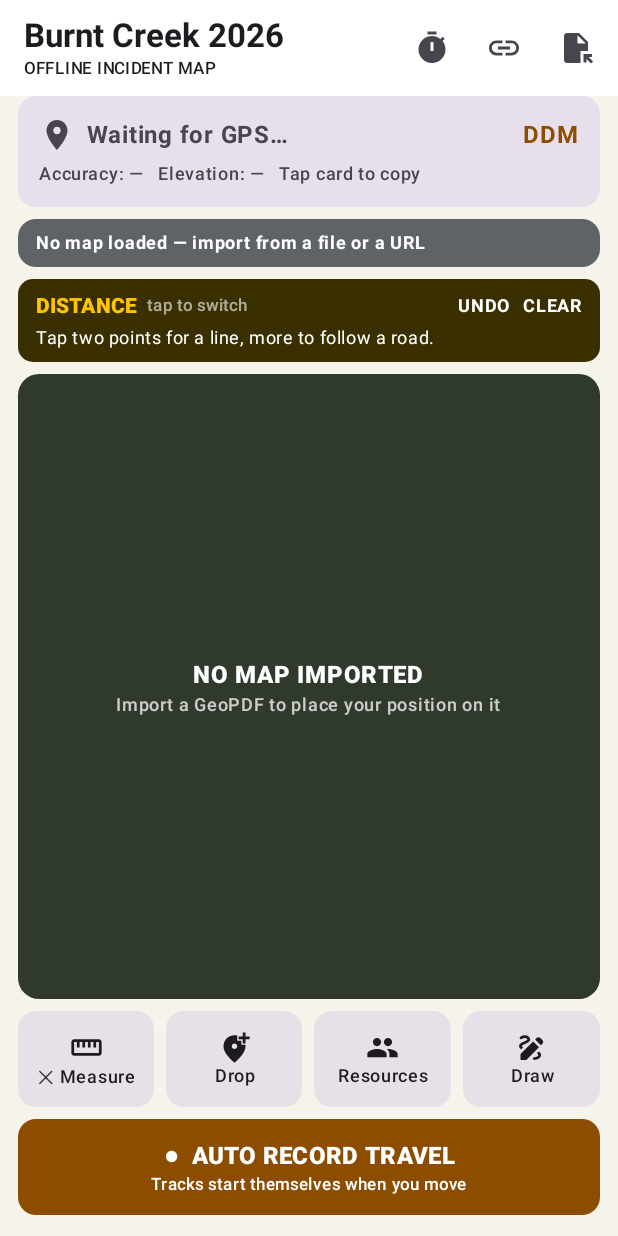
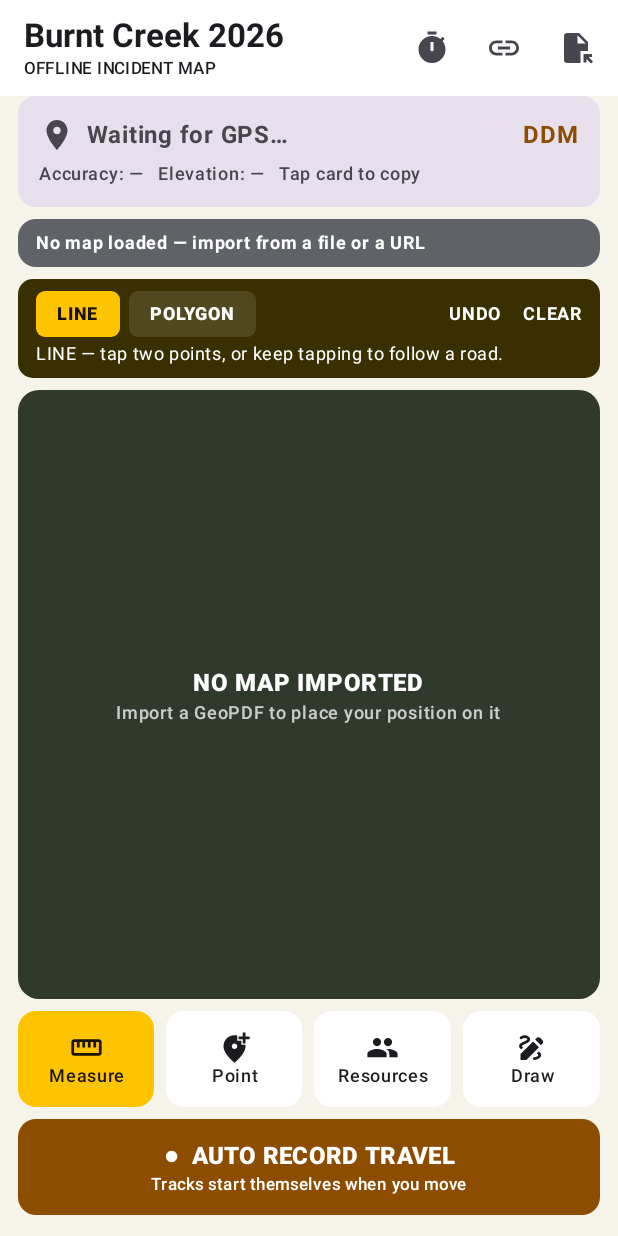
Before and after one commit to RHECYEE/FIRE-MAPS, an Android app built with Jetpack Compose: the screen it shows after launch (MainActivity), after a tap on "Measure", on a phone screen of 412 x 824 dp. Run offline under Robolectric (Android 15) with nearby library versions, the phone set to English and light mode, and no system bars; our stand-ins replace Room's generated code.

Commit message:
Make the mode you are in visible
LINE and POLYGON are now two chips, either of which can be tapped directly.
The old control was the mode's own label, which had to be tapped to reveal
that it had ever been a control at all -- there was no way to discover it and
no way to see what the alternative was.

The point tool gets its own palette: hazard, snag, water, gate, camp, injury,
photo, rock and a plain point. Pick the icon, tap the map, add the note. It
was previously forcing a generic symbol with no choice offered, which is not
what a point tool is for. Point symbols are kept separate from crews and
equipment, since a hazard is a mark on the ground and an engine is a resource
with an identifier.

Renamed Drop to Point, and an armed tool is now coloured, so which mode a tap
will land in is visible without reading labels.

Co-Authored-By: Claude Opus 5 <noreply@anthropic.com>
Claude-Session: https://claude.ai/code/session_015LHpYUFADiEq1EDVaCqt1E

```diff
--- a/app/src/main/java/com/rhecyee/firelinemap/ui/FirelineApp.kt
+++ b/app/src/main/java/com/rhecyee/firelinemap/ui/FirelineApp.kt
@@ -64,6 +64,7 @@ import com.rhecyee.firelinemap.FirelineApplication
 import com.rhecyee.firelinemap.data.IncidentEntity
 import com.rhecyee.firelinemap.data.MarkerEntity
 import com.rhecyee.firelinemap.resources.ResourceRepository
+import com.rhecyee.firelinemap.resources.ResourceCategory
 import com.rhecyee.firelinemap.resources.ResourceSymbol
 import com.rhecyee.firelinemap.geopdf.DropPoint
 import com.rhecyee.firelinemap.geopdf.DropPointDetector
@@ -494,11 +495,16 @@ fun FirelineApp() {
             }
 
             if (dropping) {
-                SimulatedBanner("DROP MODE — tap the map to place a marker")
+                ResourcePalette(
+                    symbols = ResourceSymbol.POINTS,
+                    selected = selectedSymbol,
+                    onSelect = { selectedSymbol = it }
+                )
             }
 
             if (placingResources) {
                 ResourcePalette(
+                    symbols = ResourceSymbol.RESOURCES,
                     selected = selectedSymbol,
                     onSelect = { selectedSymbol = it }
                 )
@@ -513,13 +519,9 @@ fun FirelineApp() {
                     elevationPending = elevationPending,
                     onCycleDistanceUnit = { distanceUnit = distanceUnit.next() },
                     onCycleAreaUnit = { areaUnit = areaUnit.next() },
-                    onToggleMode = {
-                        measureMode = if (measureMode == MeasureMode.AREA) {
-                            MeasureMode.DISTANCE
-                        } else {
-                            MeasureMode.AREA
-                        }
-                        measureSession.mode = measureMode
+                    onSelectMode = { chosen ->
+                        measureMode = chosen
+                        measureSession.mode = chosen
                         measurePoints = measureSession.currentPoints
                     },
                     onUndo = {
@@ -555,7 +557,7 @@ fun FirelineApp() {
                 },
                 onMapTap = { lat, lon ->
                     if (dropping) {
-                        selectedSymbol = ResourceSymbol.OTHER
+                        if (selectedSymbol == null) selectedSymbol = ResourceSymbol.OTHER
                         pendingPlacement = lat to lon
                     } else if (placingResources && selectedSymbol != null) {
                         pendingPlacement = lat to lon
@@ -587,9 +589,10 @@ fun FirelineApp() {
                 horizontalArrangement = Arrangement.spacedBy(8.dp)
             ) {
                 ToolButton(
-                    if (measuring) "✕ Measure" else "Measure",
+                    "Measure",
                     Icons.Default.Straighten,
-                    Modifier.weight(1f)
+                    Modifier.weight(1f),
+                    active = measuring
                 ) {
                     measuring = !measuring
                     if (measuring) { placingResources = false; dropping = false }
@@ -599,23 +602,31 @@ fun FirelineApp() {
                     }
                 }
                 ToolButton(
-                    if (dropping) "✕ Drop" else "Drop",
+                    "Point",
                     Icons.Default.AddLocationAlt,
-                    Modifier.weight(1f)
+                    Modifier.weight(1f),
+                    active = dropping
                 ) {
                     dropping = !dropping
                     if (dropping) {
                         measuring = false
                         placingResources = false
+                        if (selectedSymbol?.category != ResourceCategory.POINT) {
+                            selectedSymbol = ResourceSymbol.OTHER
+                        }
                     }
                 }
                 ToolButton(
-                    if (placingResources) "✕ Resources" else "Resources",
+                    "Resources",
                     Icons.Default.People,
-                    Modifier.weight(1f)
+                    Modifier.weight(1f),
+                    active = placingResources
                 ) {
                     placingResources = !placingResources
                     if (placingResources) {
+                        if (selectedSymbol?.category == ResourceCategory.POINT) {
+                            selectedSymbol = null
+                        }
                         measuring = false
                         dropping = false
                     } else {
@@ -764,11 +775,18 @@ private fun ToolButton(
     label: String,
     icon: androidx.compose.ui.graphics.vector.ImageVector,
     modifier: Modifier,
+    active: Boolean = false,
     onClick: (() -> Unit)? = null
 ) {
+    // An armed tool is coloured, so which mode a tap will land in is visible
+    // without reading the label.
     Card(
         modifier = if (onClick != null) modifier.height(64.dp).clickable { onClick() }
-        else modifier.height(64.dp)
+        else modifier.height(64.dp),
+        colors = CardDefaults.cardColors(
+            containerColor = if (active) Color(0xFFFFC400) else MaterialTheme.colorScheme.surface,
+            contentColor = if (active) Color(0xFF1A1400) else MaterialTheme.colorScheme.onSurface
+        )
     ) {
         Column(
             modifier = Modifier.fillMaxSize(),
--- a/app/src/main/java/com/rhecyee/firelinemap/ui/MeasurePanel.kt
+++ b/app/src/main/java/com/rhecyee/firelinemap/ui/MeasurePanel.kt
@@ -5,6 +5,7 @@ import androidx.compose.foundation.clickable
 import androidx.compose.foundation.layout.Arrangement
 import androidx.compose.foundation.layout.Column
 import androidx.compose.foundation.layout.Row
+import androidx.compose.foundation.layout.Spacer
 import androidx.compose.foundation.layout.fillMaxWidth
 import androidx.compose.foundation.layout.padding
 import androidx.compose.foundation.shape.RoundedCornerShape
@@ -37,7 +38,7 @@ fun MeasurePanel(
     elevationPending: Boolean,
     onCycleDistanceUnit: () -> Unit,
     onCycleAreaUnit: () -> Unit,
-    onToggleMode: () -> Unit,
+    onSelectMode: (MeasureMode) -> Unit,
     onUndo: () -> Unit,
     onClear: () -> Unit,
     modifier: Modifier = Modifier
@@ -51,33 +52,36 @@ fun MeasurePanel(
     ) {
         Row(
             modifier = Modifier.fillMaxWidth(),
-            verticalAlignment = Alignment.CenterVertically
+            verticalAlignment = Alignment.CenterVertically,
+            horizontalArrangement = Arrangement.spacedBy(6.dp)
         ) {
-            Text(
-                if (mode == MeasureMode.AREA) "AREA" else "DISTANCE",
-                modifier = Modifier.clickable { onToggleMode() },
-                color = Color(0xFFFFC400),
-                fontWeight = FontWeight.Black,
-                style = MaterialTheme.typography.labelLarge
+            // Two explicit choices rather than a label that has to be tapped
+            // to reveal that it was ever a control.
+            ModeChip(
+                label = "LINE",
+                selected = mode == MeasureMode.DISTANCE,
+                onClick = { onSelectMode(MeasureMode.DISTANCE) }
             )
-            Text(
-                "  tap to switch",
-                color = Color.White.copy(alpha = 0.6f),
-                style = MaterialTheme.typography.labelSmall,
-                modifier = Modifier.weight(1f)
+            ModeChip(
+                label = "POLYGON",
+                selected = mode == MeasureMode.AREA,
+                onClick = { onSelectMode(MeasureMode.AREA) }
             )
+            Spacer(Modifier.weight(1f))
             Text(
                 "UNDO",
                 modifier = Modifier
                     .clickable { onUndo() }
-                    .padding(horizontal = 8.dp),
+                    .padding(horizontal = 8.dp, vertical = 6.dp),
                 color = Color.White,
                 fontWeight = FontWeight.Bold,
                 style = MaterialTheme.typography.labelMedium
             )
             Text(
                 "CLEAR",
-                modifier = Modifier.clickable { onClear() },
+                modifier = Modifier
+                    .clickable { onClear() }
+                    .padding(vertical = 6.dp),
                 color = Color.White,
                 fontWeight = FontWeight.Bold,
                 style = MaterialTheme.typography.labelMedium
@@ -87,9 +91,9 @@ fun MeasurePanel(
         if (result.pointCount < 2) {
             Text(
                 if (mode == MeasureMode.AREA) {
-                    "Tap three or more points to enclose an area."
+                    "POLYGON — tap three or more points to enclose an area."
                 } else {
-                    "Tap two points for a line, more to follow a road."
+                    "LINE — tap two points, or keep tapping to follow a road."
                 },
                 color = Color.White,
                 style = MaterialTheme.typography.bodySmall
@@ -162,6 +166,23 @@ fun MeasurePanel(
     }
 }
 
+@Composable
+private fun ModeChip(label: String, selected: Boolean, onClick: () -> Unit) {
+    Text(
+        label,
+        modifier = Modifier
+            .background(
+                if (selected) Color(0xFFFFC400) else Color.White.copy(alpha = 0.12f),
+                RoundedCornerShape(6.dp)
+            )
+            .clickable { onClick() }
+            .padding(horizontal = 14.dp, vertical = 7.dp),
+        color = if (selected) Color(0xFF1A1400) else Color.White,
+        fontWeight = FontWeight.Black,
+        style = MaterialTheme.typography.labelMedium
+    )
+}
+
 private fun format(value: Double): String = when {
     value >= 1_000 -> "%,.0f".format(value)
     value >= 100 -> "%.0f".format(value)
--- a/app/src/main/java/com/rhecyee/firelinemap/ui/ResourceUi.kt
+++ b/app/src/main/java/com/rhecyee/firelinemap/ui/ResourceUi.kt
@@ -39,6 +39,7 @@ import com.rhecyee.firelinemap.resources.ResourceSymbol
  */
 @Composable
 fun ResourcePalette(
+    symbols: List<ResourceSymbol>,
     selected: ResourceSymbol?,
     onSelect: (ResourceSymbol) -> Unit,
     modifier: Modifier = Modifier
@@ -64,7 +65,7 @@ fun ResourcePalette(
             horizontalArrangement = Arrangement.spacedBy(6.dp),
             contentPadding = androidx.compose.foundation.layout.PaddingValues(horizontal = 12.dp)
         ) {
-            items(ResourceSymbol.entries) { symbol ->
+            items(symbols) { symbol ->
                 val isSelected = symbol == selected
                 Column(
                     modifier = Modifier
```
Also changed, not shown: app/src/main/java/com/rhecyee/firelinemap/resources/ResourceSymbol.kt (+22 -2 lines).
